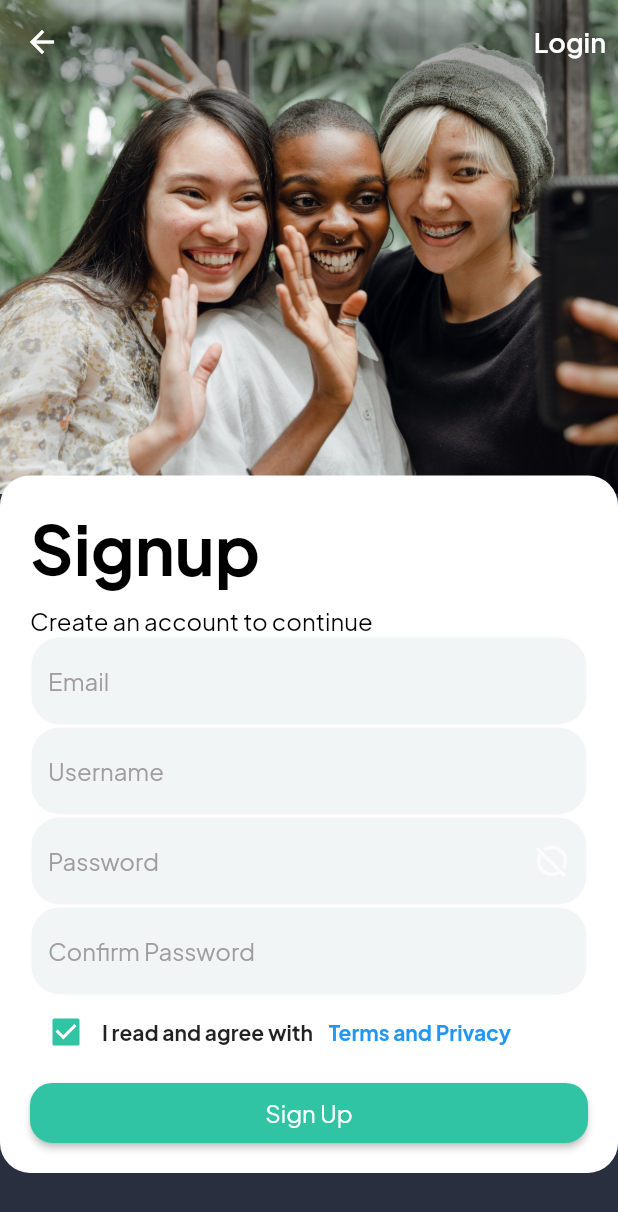
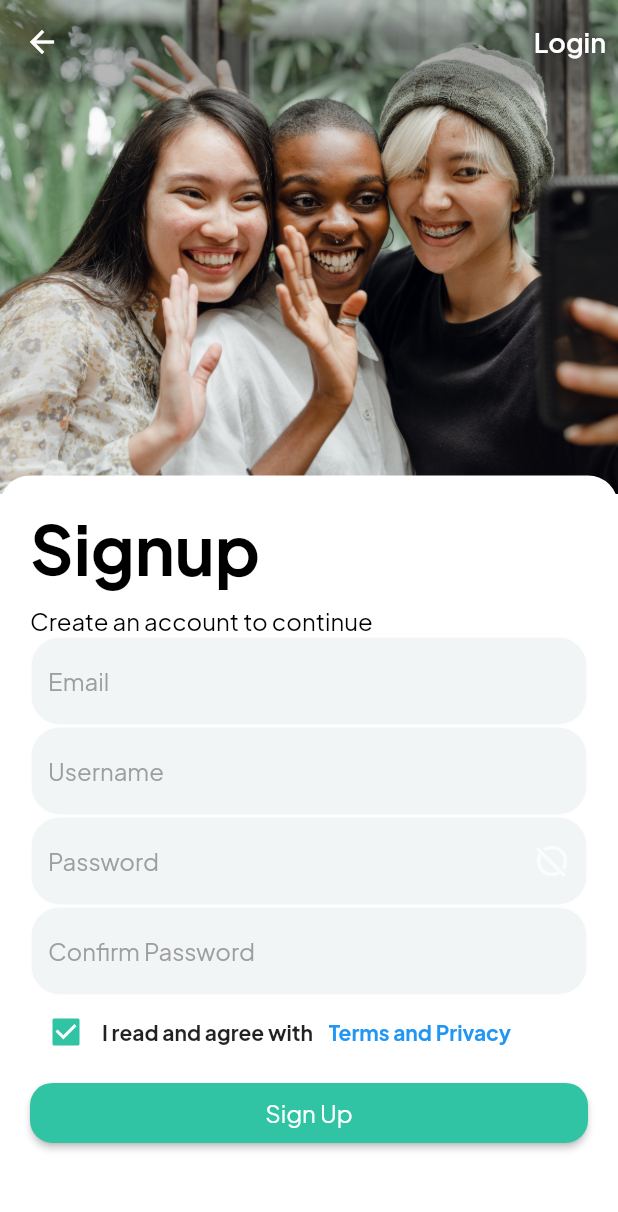
Before and after one commit to main-c/chat---app, a Flutter app: the screen it shows after launch, after a tap on "Get Started", on a phone screen of 412 x 824 dp. Shown: the top 1212 px of the screen. Run offline on Flutter 3.47's test engine with Material 2 defaults, Android fonts, the phone set to English and light mode, and no system bars; our stand-ins replace dio, flutter_secure_storage, google_fonts.

Commit message:
fix login and register

```diff
--- a/lib/ui/screens/home_screen.dart
+++ b/lib/ui/screens/home_screen.dart
@@ -10,6 +10,7 @@ class HomeScreen extends StatefulWidget {
 }
 
 class _HomeScreenState extends State<HomeScreen> {
+  // final List<Widget> _pages = [HomeScreen(), ConctactScreen(), GroupScreen(), ProfileScreen];
   @override
   Widget build(BuildContext context) {
     return Scaffold(
@@ -59,6 +60,23 @@ class _HomeScreenState extends State<HomeScreen> {
             )
           ],
         ),
-    );
+        bottomNavigationBar: BottomNavigationBar(items: [
+          BottomNavigationBarItem(
+            icon: Icon(Icons.home),
+            label: 'Home',
+          ),
+          BottomNavigationBarItem(
+            icon: Icon(Icons.contacts),
+            label: 'Contacts',
+          ),
+          BottomNavigationBarItem(
+            icon: Icon(Icons.group),
+            label: 'Groups',
+          ),
+          BottomNavigationBarItem(
+            icon: Icon(Icons.person),
+            label: 'Profile',
+          ),
+        ]));
   }
 }
--- a/lib/ui/screens/login.dart
+++ b/lib/ui/screens/login.dart
@@ -4,14 +4,14 @@ import 'package:chat_app/ui/widgets/login_form.dart';
 import 'package:flutter/material.dart';
 
 class LoginPage extends StatefulWidget {
-  const LoginPage({super.key});
+  LoginPage({super.key, this.username});
 
+  String? username;
   @override
   State<LoginPage> createState() => _LoginPageState();
 }
 
 class _LoginPageState extends State<LoginPage> {
-
   @override
   Widget build(BuildContext context) {
     return Scaffold(
--- a/lib/ui/screens/register.dart
+++ b/lib/ui/screens/register.dart
@@ -20,6 +20,7 @@ class _RegisterPageState extends State<RegisterPage> {
   @override
   Widget build(BuildContext context) {
     return Scaffold(
+      backgroundColor: Colors.white,
       extendBodyBehindAppBar: true,
       appBar: AppBar(
         backgroundColor: Colors.transparent,
@@ -29,7 +30,7 @@ class _RegisterPageState extends State<RegisterPage> {
                 Navigator.push<void>(
                   context,
                   MaterialPageRoute<void>(
-                    builder: (BuildContext context) => const LoginPage(),
+                    builder: (BuildContext context) => LoginPage(),
                   ),
                 );
               },
@@ -46,7 +47,7 @@ class _RegisterPageState extends State<RegisterPage> {
         child: Column(
           children: [
             Container(
-              height: MediaQuery.of(context).size.height * 1.5,
+              height: MediaQuery.of(context).size.height * 1.129,
               width: MediaQuery.of(context).size.width,
               child: Stack(
                 children: <Widget>[
@@ -97,7 +98,7 @@ class _RegisterPageState extends State<RegisterPage> {
                                     color: Colors.black,
                                     fontWeight: FontWeight.w400),
                           ),
-                          RegisterForm(),
+                          const RegisterForm(),
                         ],
                       ),
                     ),
--- a/pubspec.yaml
+++ b/pubspec.yaml
@@ -37,6 +37,7 @@ dependencies:
 
   dio: ^4.0.6
   flutter_secure_storage: ^4.2.1
+  http: ^0.13.5
 
 dev_dependencies:
   flutter_launcher_icons: ^0.11.0
```
Also changed, not shown: lib/services/auth.dart (+47 -28 lines), lib/ui/widgets/login_form.dart (+14 -10 lines), lib/ui/widgets/register_form.dart (+26 -8 lines), pubspec.lock. Lines whose indentation alone changed are shown as unchanged.
